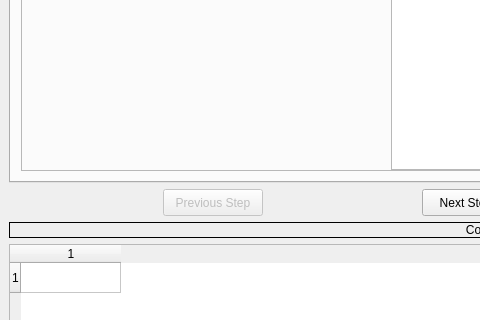
Old version of the form Applications/DTIAtlasFiberAnalyzer/DTIAtlasFiberAnalyzerguiwindow.ui in the repository NIRALUser/DTIFiberTractStatistics; both pictures show x 0 to 480 and y 283 to 603 of the 1025 by 840 pixel window.
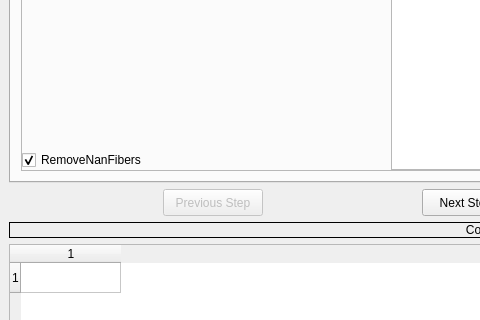
New version of the form. The open tabs and pages were chosen to show the change.

What changed in the file:
```diff
--- a/Applications/DTIAtlasFiberAnalyzer/DTIAtlasFiberAnalyzerguiwindow.ui
+++ b/Applications/DTIAtlasFiberAnalyzer/DTIAtlasFiberAnalyzerguiwindow.ui
@@ -1062,6 +1062,16 @@
                    </property>
                   </spacer>
                  </item>
+                 <item>
+                  <widget class="QCheckBox" name="removeNanFibers_FiberProcess">
+                   <property name="text">
+                    <string>RemoveNanFibers</string>
+                   </property>
+                   <property name="checked">
+                    <bool>true</bool>
+                   </property>
+                  </widget>
+                 </item>
                 </layout>
                </item>
                <item>
```
Left out of the diff: 4 changed lines with no effect on the pictures.
